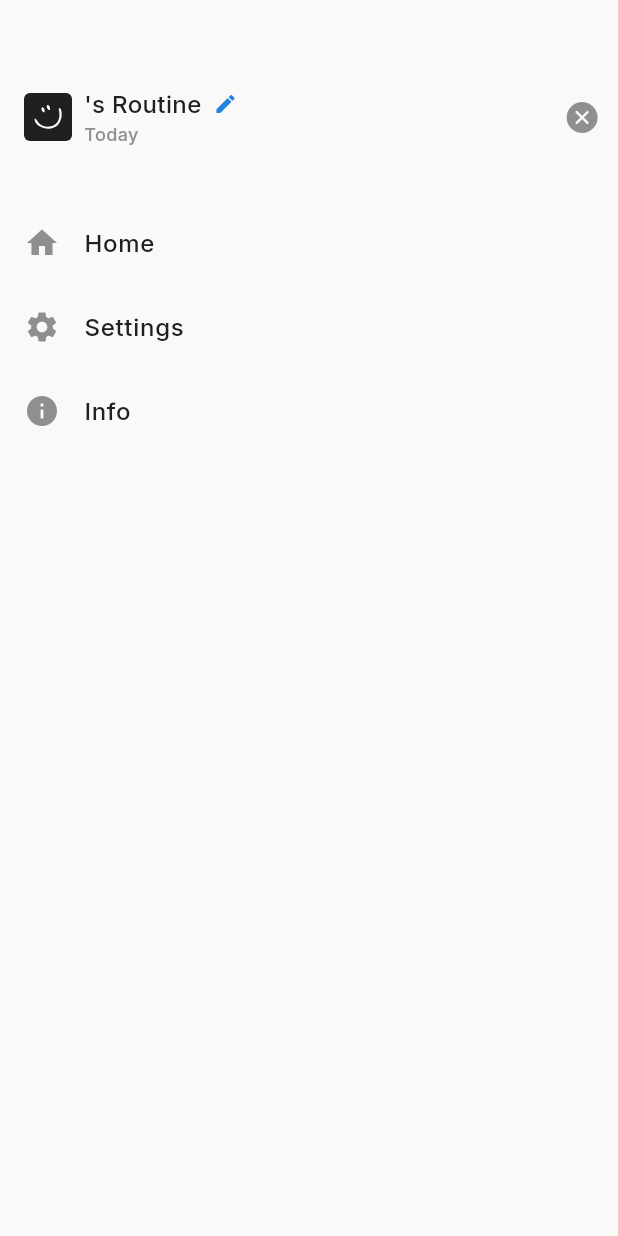
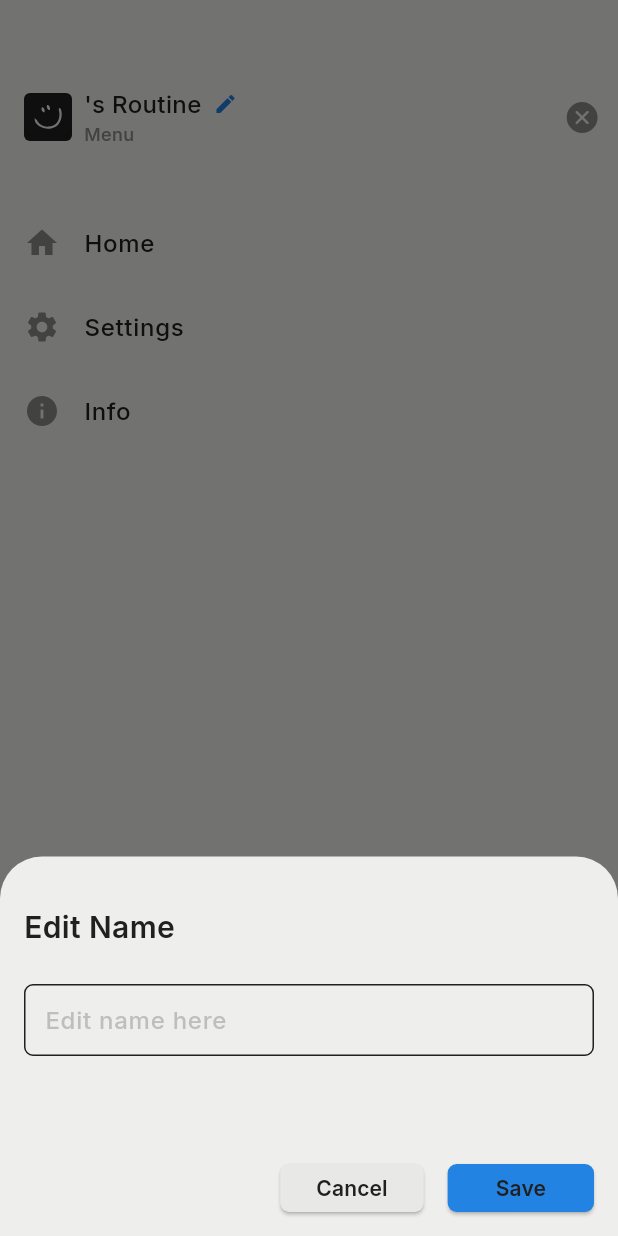
Before and after one commit to ProjectSolutus/routine, a Flutter app: the HomeScreen screen opened by its route, in the side drawer, after a tap on the "edit" icon, on a phone screen of 412 x 824 dp. Run offline on Flutter 3.47's test engine with Material 3 defaults, Android fonts, the phone set to English and light mode, and no system bars; our stand-ins replace flutter_svg, get, google_fonts.

Commit message:
added functionality to edit name from menu drawer

```diff
--- a/lib/core/strings.dart
+++ b/lib/core/strings.dart
@@ -36,4 +36,14 @@ class AppStrings {
   static const String nameHint = "Enter your name";
   static const String nameDescription =
       "Please enter your name to personalize your home screen experience.";
+
+//Today Screen
+  static const String today = "Today";
+  static const String menu = "Menu";
+
+  //Today Screen
+  static const String editname = "Edit Name";
+  static const String editHint = "Edit name here";
+  static const String save = "Save";
+  static const String cancel = "Cancel";
 }
--- a/lib/core/widgets/custom_drawer.dart
+++ b/lib/core/widgets/custom_drawer.dart
@@ -1,19 +1,22 @@
 import 'package:flutter/cupertino.dart';
 import 'package:flutter/material.dart';
-import 'package:flutter_svg/svg.dart';
+import 'package:flutter_svg/flutter_svg.dart';
 import 'package:get/get.dart';
 import 'package:google_fonts/google_fonts.dart';
-
+import 'package:routine/core/strings.dart';
 import '../../modules/controllers/today_controller.dart';
+import '../../modules/controllers/name_controller.dart';
+import '../widgets/edit_name_bottom_sheet.dart'; // Import the new file
 
 class CustomDrawer extends StatelessWidget {
   CustomDrawer({super.key});
 
-  final TodayController controller = Get.put(TodayController());
+  final TodayController todayController = Get.put(TodayController());
+  final NameController nameController = Get.find();
 
   @override
   Widget build(BuildContext context) {
-    RxString name = controller.username;
+    RxString name = todayController.username;
     final theme = Theme.of(context);
     final isDarkMode = theme.brightness == Brightness.dark;
     final String logoPath =
@@ -23,7 +26,7 @@ class CustomDrawer extends StatelessWidget {
       width: MediaQuery.of(context).size.width,
       height: MediaQuery.of(context).size.height,
       child: Container(
-        color: theme.colorScheme.background, // Background color
+        color: theme.colorScheme.background,
         child: Column(
           children: <Widget>[
             Container(
@@ -63,12 +66,19 @@ class CustomDrawer extends StatelessWidget {
                                     fontWeight: FontWeight.w500,
                                   ),
                                 ),
-                                SizedBox(
+                                const SizedBox(
                                   width: 8,
                                 ),
                                 GestureDetector(
                                   onTap: () {
-                                    // Handle the edit icon tap here
+                                    // Show the custom bottom sheet to edit the name
+                                    showModalBottomSheet(
+                                      context: context,
+                                      isScrollControlled: true,
+                                      builder: (context) {
+                                        return EditNameBottomSheet();
+                                      },
+                                    );
                                   },
                                   child: Icon(
                                     Icons.edit,
@@ -79,7 +89,7 @@ class CustomDrawer extends StatelessWidget {
                               ],
                             ),
                             Text(
-                              'Today',
+                              AppStrings.menu,
                               style: GoogleFonts.inter(
                                 color: theme.colorScheme.onSecondary,
                                 fontSize: 12,
--- /dev/null
+++ b/lib/core/widgets/edit_name_bottom_sheet.dart
@@ -0,0 +1,114 @@
+// lib/widgets/edit_name_bottom_sheet.dart
+
+import 'package:flutter/material.dart';
+import 'package:get/get.dart';
+import 'package:google_fonts/google_fonts.dart';
+import 'package:routine/core/strings.dart';
+import 'package:routine/core/widgets/custom_button.dart';
+import '../../modules/controllers/name_controller.dart';
+import '../../modules/controllers/today_controller.dart';
+
+class EditNameBottomSheet extends StatelessWidget {
+  final TodayController todayController = Get.find();
+  final NameController nameController = Get.find();
+
+  EditNameBottomSheet({super.key});
+
+  @override
+  Widget build(BuildContext context) {
+    final theme = Theme.of(context);
+
+    return Padding(
+      padding: EdgeInsets.only(
+        bottom: MediaQuery.of(context).viewInsets.bottom,
+      ),
+      child: Column(
+        crossAxisAlignment: CrossAxisAlignment.start,
+        mainAxisSize: MainAxisSize.min,
+        children: [
+          const SizedBox(
+            height: 16,
+          ),
+          Padding(
+            padding: const EdgeInsets.all(16.0),
+            child: Text(
+              AppStrings.editname,
+              style:
+                  GoogleFonts.inter(fontSize: 20, fontWeight: FontWeight.w600),
+            ),
+          ),
+          const SizedBox(
+            height: 8,
+          ),
+          Padding(
+            padding: const EdgeInsets.symmetric(horizontal: 16.0),
+            child: Obx(() => TextField(
+                  style: GoogleFonts.inter(
+                    color: theme.colorScheme.onBackground,
+                    fontSize: 16,
+                    fontWeight: FontWeight.w500,
+                  ),
+                  controller: nameController.nameController,
+                  decoration: InputDecoration(
+                    contentPadding: const EdgeInsets.symmetric(
+                        vertical: 10.0, horizontal: 10.0),
+                    border: OutlineInputBorder(
+                      borderRadius: BorderRadius.circular(6),
+                      borderSide: BorderSide(
+                          color: theme.colorScheme.secondary, width: 1.5),
+                    ),
+                    hintText: AppStrings.editHint,
+                    hintStyle: GoogleFonts.inter(
+                        color: theme.colorScheme.onSecondary.withOpacity(0.5)),
+                    errorText: nameController.errorText.value.isEmpty
+                        ? null
+                        : nameController.errorText.value,
+                  ),
+                  onChanged: (value) {
+                    nameController.nameController.text = value;
+                    nameController.validateInput();
+                  },
+                )),
+          ),
+          const SizedBox(
+            height: 56,
+          ),
+          Padding(
+            padding: const EdgeInsets.all(16.0),
+            child: Row(
+              mainAxisAlignment: MainAxisAlignment.end,
+              children: [
+                CustomButton(
+                  textPadding: const EdgeInsets.only(
+                      right: 24, bottom: 6, top: 6, left: 24),
+                  text: AppStrings.cancel,
+                  color: theme.colorScheme.secondary,
+                  textColor: theme.colorScheme.onBackground,
+                  onPressed: () {
+                    Navigator.pop(context);
+                  },
+                ),
+                const SizedBox(width: 16),
+                CustomButton(
+                  textPadding: const EdgeInsets.only(
+                      right: 32, bottom: 6, top: 6, left: 32),
+                  text: AppStrings.save,
+                  color: theme.colorScheme.primary,
+                  textColor: theme.colorScheme.onBackground,
+                  onPressed: () {
+                    if (nameController.isInputValid.value) {
+                      String newName = nameController.nameController.text;
+                      nameController.updateName(newName);
+                      todayController.username.value = newName;
+                      Navigator.pop(context);
+                    }
+                  },
+                ),
+              ],
+            ),
+          ),
+        ],
+      ),
+    );
+  }
+}
--- a/lib/modules/controllers/name_controller.dart
+++ b/lib/modules/controllers/name_controller.dart
@@ -3,6 +3,8 @@ import 'package:get/get.dart';
 
 class NameController extends GetxController {
   final TextEditingController nameController = TextEditingController();
+  final RxString username = ''.obs; // Observable username
+
   final RxBool isButtonEnabled = false.obs;
   final RxString errorText = ''.obs;
   final RxBool isInputValid = false.obs;
@@ -38,6 +40,21 @@ class NameController extends GetxController {
       isButtonEnabled.value = true;
       isInputValid.value = true;
     }
+
+    // Update the username when input is valid
+    if (isInputValid.value) {
+      username.value = text;
+    }
+  }
+
+  void updateName(String newName) {
+    // Update the username and text field
+    username.value = newName;
+    nameController.text = newName;
+  }
+
+  void validateInput() {
+    _updateButtonState(); // Call the internal validation method
   }
 
   @override
--- a/lib/modules/views/today_screen.dart
+++ b/lib/modules/views/today_screen.dart
@@ -1,31 +1,27 @@
 import 'package:flutter/material.dart';
-import 'package:flutter_svg/svg.dart';
+import 'package:flutter_svg/flutter_svg.dart'; // Updated import
 import 'package:get/get.dart';
-import 'package:get/get_core/src/get_main.dart';
 import 'package:google_fonts/google_fonts.dart';
+import 'package:routine/core/strings.dart';
 
 import '../controllers/today_controller.dart';
 
-class TodayScreen extends StatefulWidget {
+class TodayScreen extends StatelessWidget {
   const TodayScreen({super.key});
 
   @override
-  State<TodayScreen> createState() => _TodayScreenState();
-}
+  Widget build(BuildContext context) {
+    final TodayController controller = Get.put(TodayController());
 
-class _TodayScreenState extends State<TodayScreen> {
-  final TodayController controller = Get.put(TodayController());
+    return Scaffold(
+      body: Obx(() {
+        RxString name = controller.username;
+        final theme = Theme.of(context);
+        final isDarkMode = theme.brightness == Brightness.dark;
+        final String logoPath =
+        isDarkMode ? 'assets/svgs/5.svg' : 'assets/svgs/5_dark.svg';
 
-  @override
-  Widget build(BuildContext context) {
-    RxString name = controller.username;
-    final theme = Theme.of(context);
-    final isDarkMode = theme.brightness == Brightness.dark;
-    final String logoPath =
-        isDarkMode ? 'assets/svgs/5.svg' : 'assets/svgs/5_dark.svg';
-    return Scaffold(
-      body: Builder(
-        builder: (context) => Column(
+        return Column(
           children: [
             Padding(
               padding: const EdgeInsets.only(top: 54, left: 16, right: 16),
@@ -63,7 +59,7 @@ class _TodayScreenState extends State<TodayScreen> {
                               ),
                             ),
                             Text(
-                              'Today',
+                              AppStrings.today,
                               style: GoogleFonts.inter(
                                 color: theme.colorScheme.onSecondary,
                                 fontSize: 12,
@@ -79,8 +75,8 @@ class _TodayScreenState extends State<TodayScreen> {
               ),
             ),
           ],
-        ),
-      ),
+        );
+      }),
     );
   }
 }
```
